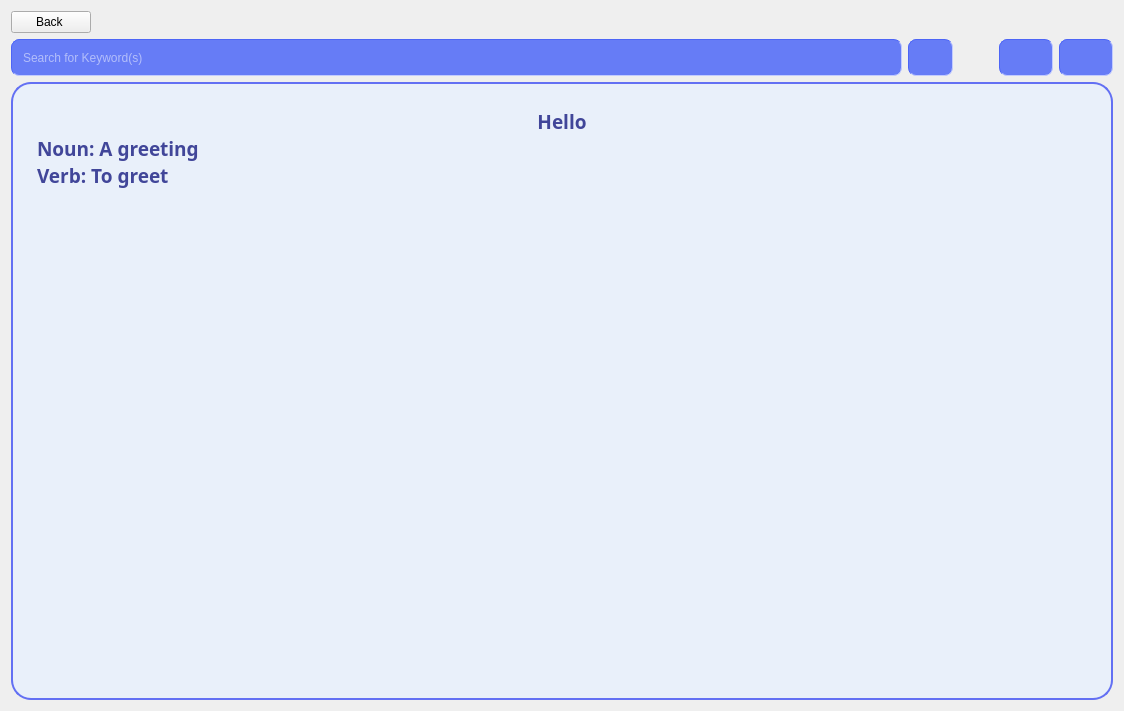
Above: searchforkey.ui from OHonSam/CS163_Group2_Dictionary before the change. Below: the same form after it.
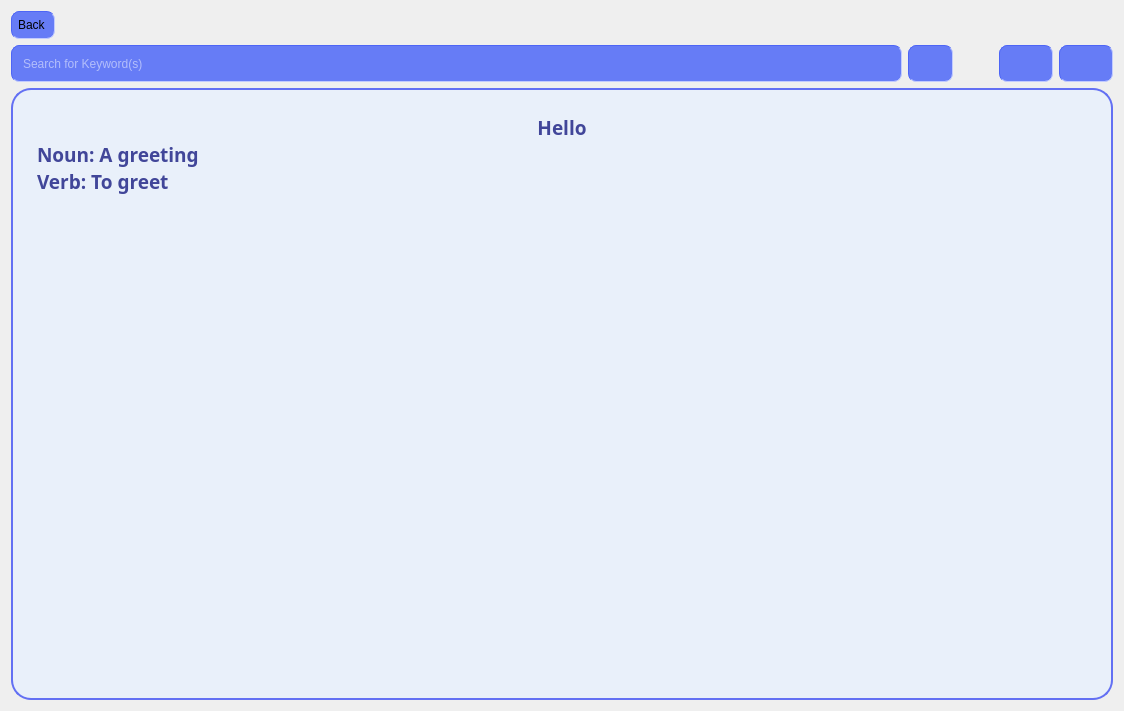
That is the form after the change. Icons and pictures are not drawn.

Commit message: add style for back button in searchfordef.ui and searchforkey.ui

Patch:
```diff
--- a/searchforkey.ui
+++ b/searchforkey.ui
@@ -22,6 +22,17 @@
         <layout class="QHBoxLayout" name="horizontalLayout_5">
          <item>
           <widget class="QPushButton" name="pushButton">
+           <property name="styleSheet">
+            <string notr="true">padding: 6px;
+border-color: rgb(77, 101, 246);
+border-width : 1px;
+border-style:inset;
+border-radius: 8px;
+  min-height: 1px;
+  min-width: 1px;
+background-color: rgb(102, 124, 246);
+font: 11pt &quot;Comfortaa&quot;;</string>
+           </property>
            <property name="text">
             <string>Back </string>
            </property>
```
The commit also changes 1 other file.
